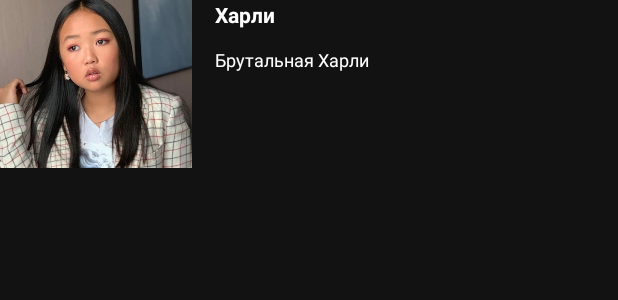
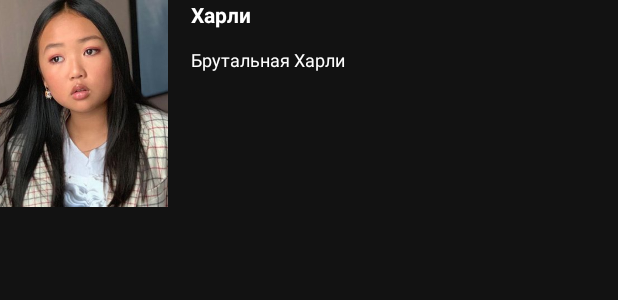
Before and after one commit to ulanovskijnikita/Cinema, an Android app: the layout recycler_person.xml on its own in the app's theme, with its tools: preview values and no code run, on a phone screen of 412 x 824 dp. Shown: the top 300 px of the screen. Run offline under Robolectric (Android 15) with nearby library versions, the phone set to English and light mode, and no system bars.

Commit message:
first commit

```diff
--- a/app/src/main/res/layout/activity_toolbar.xml
+++ b/app/src/main/res/layout/activity_toolbar.xml
@@ -63,7 +63,7 @@
                 android:id="@+id/textView3"
                 android:layout_width="wrap_content"
                 android:layout_height="wrap_content"
-                android:text="Харли Квинн рассталась с Джокером и через\nнекоторое время сообщила об этом всему Готэму,\nвзорвав тот самый химзавод"
+                android:text="Харли Квинн рассталась с Джокером и через\nнекоторое время сообщила об этом всему\n Готэму,взорвав тот самый химзавод"
                 android:textColor="@color/white"
                 app:layout_constraintStart_toStartOf="parent"
                 app:layout_constraintTop_toBottomOf="@+id/textView1"
--- a/app/src/main/res/layout/recycler_person.xml
+++ b/app/src/main/res/layout/recycler_person.xml
@@ -16,8 +16,8 @@
 
         <ImageView
             android:id="@+id/recycler_person_image"
-            android:layout_width="128dp"
-            android:layout_height="112dp"
+            android:layout_width="112dp"
+            android:layout_height="138dp"
             android:scaleType="centerCrop"
             android:src="@drawable/person_ella_j_basco"
             app:layout_constraintStart_toStartOf="parent"
```
Also changed, not shown: app/src/main/java/com/example/cinema/person_data.kt (+5 -5 lines), app/src/main/res/drawable/person_mary_elizabeth_winstead.png, app/src/main/res/drawable/person_rosie_perez.png.
